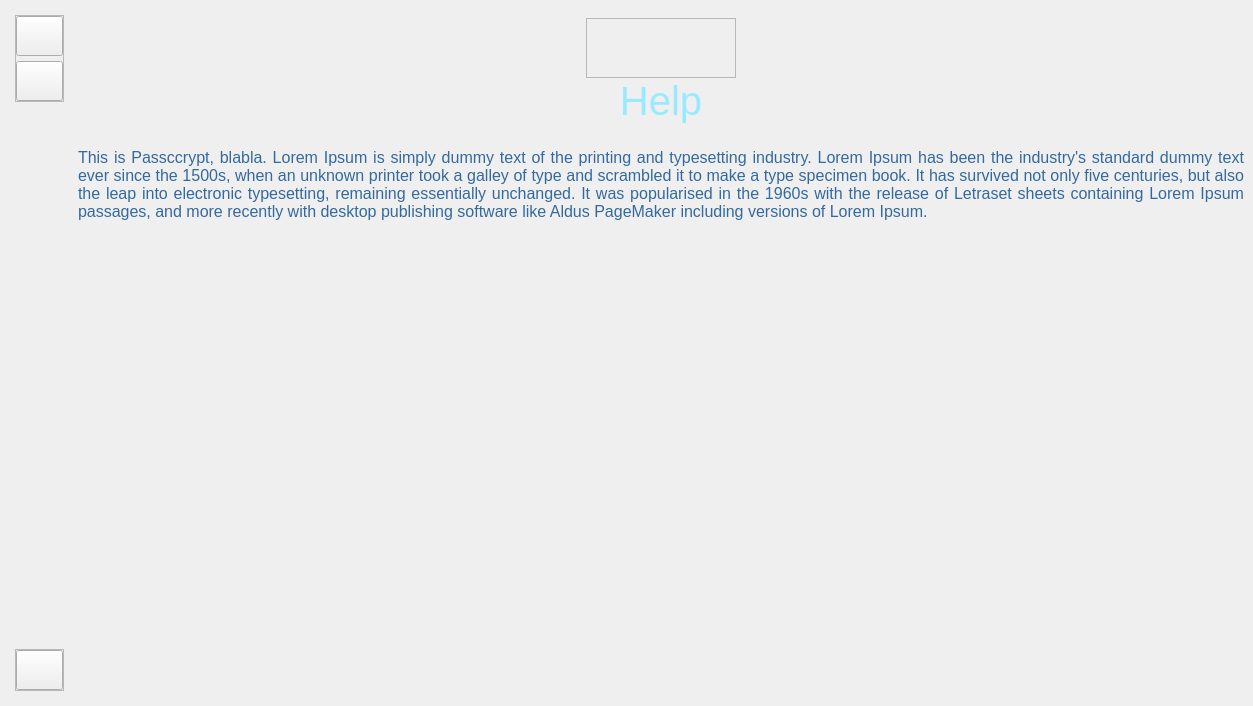
The window that mainwindow.ui (tiutcristian/Passcrypt) describes before a commit, drawn with Qt 5.
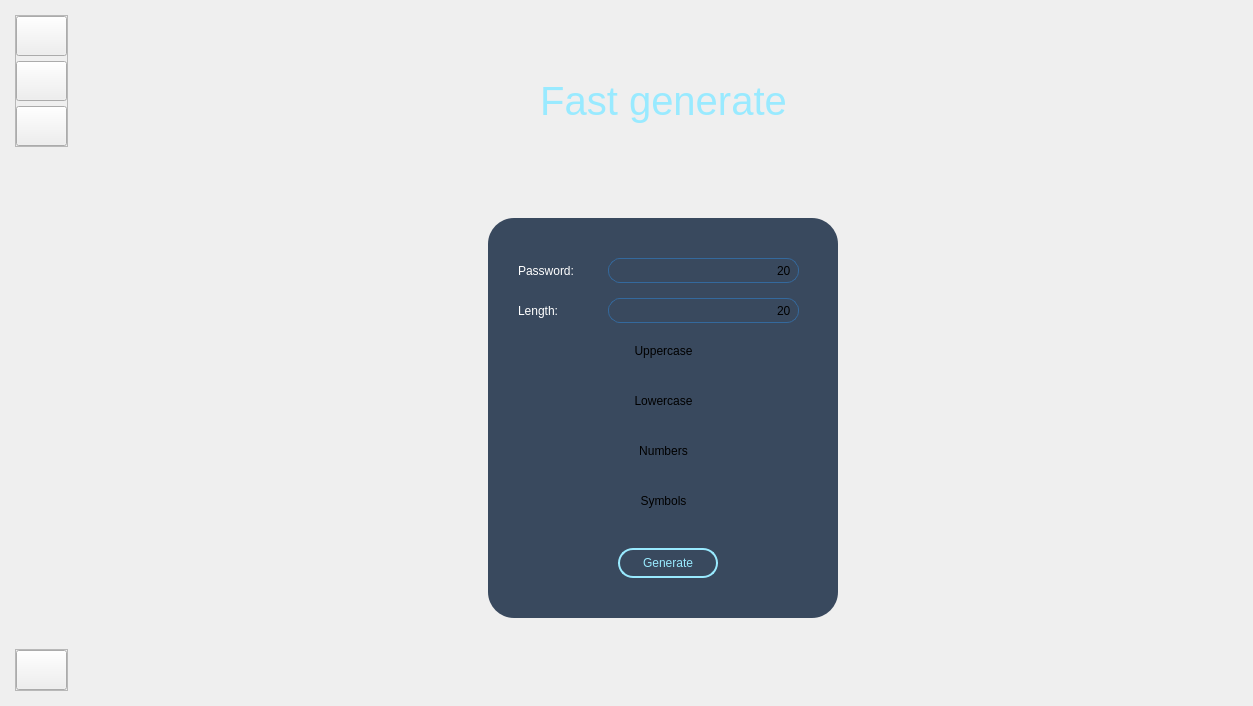
The same window after the commit. Icons and pictures are not drawn.

Commit message: fast generate UI architecture

Patch:
```diff
--- a/mainwindow.ui
+++ b/mainwindow.ui
@@ -156,7 +156,7 @@
                </property>
                <property name="font">
                 <font>
-                 <family>calibri 54</family>
+                 <family>Segoe UI</family>
                  <pointsize>12</pointsize>
                 </font>
                </property>
@@ -190,6 +190,32 @@
                </property>
               </widget>
              </item>
+             <item>
+              <widget class="QPushButton" name="plusButton">
+               <property name="minimumSize">
+                <size>
+                 <width>0</width>
+                 <height>40</height>
+                </size>
+               </property>
+               <property name="text">
+                <string/>
+               </property>
+               <property name="icon">
+                <iconset resource="resources.qrc">
+                 <normaloff>:/icons/icons/plus-circle.svg</normaloff>:/icons/icons/plus-circle.svg</iconset>
+               </property>
+               <property name="iconSize">
+                <size>
+                 <width>20</width>
+                 <height>20</height>
+                </size>
+               </property>
+               <property name="checkable">
+                <bool>true</bool>
+               </property>
+              </widget>
+             </item>
              <item>
               <widget class="QPushButton" name="databaseButton">
                <property name="minimumSize">
@@ -200,7 +226,7 @@
                </property>
                <property name="font">
                 <font>
-                 <family>calibri 54</family>
+                 <family>Segoe UI</family>
                  <pointsize>12</pointsize>
                 </font>
                </property>
@@ -281,7 +307,7 @@
                </property>
                <property name="font">
                 <font>
-                 <family>calibri 54</family>
+                 <family>Segoe UI</family>
                  <pointsize>12</pointsize>
                 </font>
                </property>
@@ -339,7 +365,7 @@
        <item row="0" column="0">
         <widget class="QStackedWidget" name="stackedWidget">
          <property name="currentIndex">
-          <number>2</number>
+          <number>1</number>
          </property>
          <widget class="QWidget" name="homePage">
           <layout class="QVBoxLayout" name="verticalLayout_5">
@@ -656,6 +682,478 @@
            </item>
           </layout>
          </widget>
+         <widget class="QWidget" name="plusPage">
+          <layout class="QVBoxLayout" name="verticalLayout_12">
+           <item alignment="Qt::AlignTop">
+            <widget class="QWidget" name="databaseTopWidget_3" native="true">
+             <layout class="QGridLayout" name="gridLayout_7">
+              <property name="verticalSpacing">
+               <number>0</number>
+              </property>
+              <item row="0" column="0">
+               <spacer name="horizontalSpacer_9">
+                <property name="orientation">
+                 <enum>Qt::Horizontal</enum>
+                </property>
+                <property name="sizeHint" stdset="0">
+                 <size>
+                  <width>412</width>
+                  <height>20</height>
+                 </size>
+                </property>
+               </spacer>
+              </item>
+              <item row="0" column="1">
+               <widget class="QFrame" name="logoFrame_4">
+                <property name="minimumSize">
+                 <size>
+                  <width>150</width>
+                  <height>60</height>
+                 </size>
+                </property>
+                <property name="styleSheet">
+                 <string notr="true">image: url(:/images/Passcrypt logo.png);
+border: none;</string>
+                </property>
+                <property name="frameShape">
+                 <enum>QFrame::StyledPanel</enum>
+                </property>
+                <property name="frameShadow">
+                 <enum>QFrame::Raised</enum>
+                </property>
+               </widget>
+              </item>
+              <item row="0" column="2">
+               <spacer name="horizontalSpacer_14">
+                <property name="orientation">
+                 <enum>Qt::Horizontal</enum>
+                </property>
+                <property name="sizeHint" stdset="0">
+                 <size>
+                  <width>412</width>
+                  <height>20</height>
+                 </size>
+                </property>
+               </spacer>
+              </item>
+              <item row="1" column="1">
+               <widget class="QLabel" name="label_3">
+                <property name="font">
+                 <font>
+                  <family>Segoe UI</family>
+                  <pointsize>30</pointsize>
+                  <weight>50</weight>
+                  <italic>false</italic>
+                  <bold>false</bold>
+                 </font>
+                </property>
+                <property name="styleSheet">
+                 <string notr="true">color: rgb(153, 234, 255);
+</string>
+                </property>
+                <property name="text">
+                 <string>Fast generate</string>
+                </property>
+                <property name="alignment">
+                 <set>Qt::AlignCenter</set>
+                </property>
+               </widget>
+              </item>
+             </layout>
+            </widget>
+           </item>
+           <item>
+            <widget class="QWidget" name="widget" native="true">
+             <property name="sizePolicy">
+              <sizepolicy hsizetype="Preferred" vsizetype="Expanding">
+               <horstretch>0</horstretch>
+               <verstretch>0</verstretch>
+              </sizepolicy>
+             </property>
+             <layout class="QGridLayout" name="gridLayout_8">
+              <item row="0" column="1">
+               <spacer name="verticalSpacer_7">
+                <property name="orientation">
+                 <enum>Qt::Vertical</enum>
+                </property>
+                <property name="sizeHint" stdset="0">
+                 <size>
+                  <width>20</width>
+                  <height>57</height>
+                 </size>
+                </property>
+               </spacer>
+              </item>
+              <item row="1" column="0">
+               <spacer name="horizontalSpacer_15">
+                <property name="orientation">
+                 <enum>Qt::Horizontal</enum>
+                </property>
+                <property name="sizeHint" stdset="0">
+                 <size>
+                  <width>418</width>
+                  <height>20</height>
+                 </size>
+                </property>
+               </spacer>
+              </item>
+              <item row="1" column="1">
+               <widget class="QWidget" name="widget_3" native="true">
+                <property name="minimumSize">
+                 <size>
+                  <width>350</width>
+                  <height>400</height>
+                 </size>
+                </property>
+                <property name="maximumSize">
+                 <size>
+                  <width>350</width>
+                  <height>400</height>
+                 </size>
+                </property>
+                <property name="styleSheet">
+                 <string notr="true">background-color: rgb(57, 73, 94);
+border-radius: 26;</string>
+                </property>
+                <widget class="QPushButton" name="regenerateButton">
+                 <property name="geometry">
+                  <rect>
+                   <x>130</x>
+                   <y>330</y>
+                   <width>100</width>
+                   <height>30</height>
+                  </rect>
+                 </property>
+                 <property name="sizePolicy">
+                  <sizepolicy hsizetype="Minimum" vsizetype="Fixed">
+                   <horstretch>0</horstretch>
+                   <verstretch>0</verstretch>
+                  </sizepolicy>
+                 </property>
+                 <property name="minimumSize">
+                  <size>
+                   <width>100</width>
+                   <height>30</height>
+                  </size>
+                 </property>
+                 <property name="maximumSize">
+                  <size>
+                   <width>100</width>
+                   <height>30</height>
+                  </size>
+                 </property>
+                 <property name="font">
+                  <font>
+                   <family>Segoe UI</family>
+                   <pointsize>9</pointsize>
+                   <weight>50</weight>
+                   <italic>false</italic>
+                   <bold>false</bold>
+                  </font>
+                 </property>
+                 <property name="styleSheet">
+                  <string notr="true">QPushButton{
+	border-radius: 15px;
+	border: 2px solid #99EAFF;
+	color: rgb(153, 234, 255);
+	background-color: rgb(57, 73, 94);
+}
+
+QPushButton:hover{
+	border: 2px solid #c9f4ff;
+	color: #c9f4ff;
+}
+
+QPushButton:pressed{
+	border: 2px solid #99EAFF;
+	color: rgb(153, 234, 255);
+}</string>
+                 </property>
+                 <property name="text">
+                  <string>Generate</string>
+                 </property>
+                </widget>
+                <widget class="QPushButton" name="numbersButton">
+                 <property name="geometry">
+                  <rect>
+                   <x>120</x>
+                   <y>220</y>
+                   <width>111</width>
+                   <height>25</height>
+                  </rect>
+                 </property>
+                 <property name="sizePolicy">
+                  <sizepolicy hsizetype="Minimum" vsizetype="Fixed">
+                   <horstretch>0</horstretch>
+                   <verstretch>0</verstretch>
+                  </sizepolicy>
+                 </property>
+                 <property name="minimumSize">
+                  <size>
+                   <width>0</width>
+                   <height>0</height>
+                  </size>
+                 </property>
+                 <property name="maximumSize">
+                  <size>
+                   <width>16777215</width>
+                   <height>16777215</height>
+                  </size>
+                 </property>
+                 <property name="font">
+                  <font>
+                   <family>Segoe UI</family>
+                   <pointsize>9</pointsize>
+                   <weight>50</weight>
+                   <italic>false</italic>
+                   <bold>false</bold>
+                  </font>
+                 </property>
+                 <property name="styleSheet">
+                  <string notr="true"/>
+                 </property>
+                 <property name="text">
+                  <string>Numbers</string>
+                 </property>
+                </widget>
+                <widget class="QPushButton" name="symbolsButton">
+                 <property name="geometry">
+                  <rect>
+                   <x>120</x>
+                   <y>270</y>
+                   <width>111</width>
+                   <height>25</height>
+                  </rect>
+                 </property>
+                 <property name="sizePolicy">
+                  <sizepolicy hsizetype="Minimum" vsizetype="Fixed">
+                   <horstretch>0</horstretch>
+                   <verstretch>0</verstretch>
+                  </sizepolicy>
+                 </property>
+                 <property name="minimumSize">
+                  <size>
+                   <width>0</width>
+                   <height>0</height>
+                  </size>
+                 </property>
+                 <property name="maximumSize">
+                  <size>
+                   <width>16777215</width>
+                   <height>16777215</height>
+                  </size>
+                 </property>
+                 <property name="font">
+                  <font>
+                   <family>Segoe UI</family>
+                   <pointsize>9</pointsize>
+                   <weight>50</weight>
+                   <italic>false</italic>
+                   <bold>false</bold>
+                  </font>
+                 </property>
+                 <property name="styleSheet">
+                  <string notr="true"/>
+                 </property>
+                 <property name="text">
+                  <string>Symbols</string>
+                 </property>
+                </widget>
+                <widget class="QPushButton" name="lowerButton">
+                 <property name="geometry">
+                  <rect>
+                   <x>120</x>
+                   <y>170</y>
+                   <width>111</width>
+                   <height>25</height>
+                  </rect>
+                 </property>
+                 <property name="sizePolicy">
+                  <sizepolicy hsizetype="Minimum" vsizetype="Fixed">
+                   <horstretch>0</horstretch>
+                   <verstretch>0</verstretch>
+                  </sizepolicy>
+                 </property>
+                 <property name="minimumSize">
+                  <size>
+                   <width>0</width>
+                   <height>0</height>
+                  </size>
+                 </property>
+                 <property name="maximumSize">
+                  <size>
+                   <width>16777215</width>
+                   <height>16777215</height>
+                  </size>
+                 </property>
+                 <property name="font">
+                  <font>
+                   <family>Segoe UI</family>
+                   <pointsize>9</pointsize>
+                   <weight>50</weight>
+                   <italic>false</italic>
+                   <bold>false</bold>
+                  </font>
+                 </property>
+                 <property name="styleSheet">
+                  <string notr="true"/>
+                 </property>
+                 <property name="text">
+                  <string>Lowercase</string>
+                 </property>
+                </widget>
+                <widget class="QPushButton" name="upperButton">
+                 <property name="geometry">
+                  <rect>
+                   <x>120</x>
+                   <y>120</y>
+                   <width>111</width>
+                   <height>25</height>
+                  </rect>
+                 </property>
+                 <property name="sizePolicy">
+                  <sizepolicy hsizetype="Minimum" vsizetype="Fixed">
+                   <horstretch>0</horstretch>
+                   <verstretch>0</verstretch>
+                  </sizepolicy>
+                 </property>
+                 <property name="minimumSize">
+                  <size>
+                   <width>0</width>
+                   <height>0</height>
+                  </size>
+                 </property>
+                 <property name="maximumSize">
+                  <size>
+                   <width>16777215</width>
+                   <height>16777215</height>
+                  </size>
+                 </property>
+                 <property name="font">
+                  <font>
+                   <family>Segoe UI</family>
+                   <pointsize>9</pointsize>
+                   <weight>50</weight>
+                   <italic>false</italic>
+                   <bold>false</bold>
+                  </font>
+                 </property>
+                 <property name="styleSheet">
+                  <string notr="true"/>
+                 </property>
+                 <property name="text">
+                  <string>Uppercase</string>
+                 </property>
+                </widget>
+                <widget class="QLabel" name="lengthLabel">
+                 <property name="geometry">
+                  <rect>
+                   <x>30</x>
+                   <y>80</y>
+                   <width>51</width>
+                   <height>25</height>
+                  </rect>
+                 </property>
+                 <property name="text">
+                  <string>Length:</string>
+                 </property>
+                </widget>
+                <widget class="QLineEdit" name="lengthLineEdit">
+                 <property name="geometry">
+                  <rect>
+                   <x>120</x>
+                   <y>80</y>
+                   <width>191</width>
+                   <height>25</height>
+                  </rect>
+                 </property>
+                 <property name="styleSheet">
+                  <string notr="true">background-color: rgb(57, 73, 94);
+border: 1px solid #34699D;
+border-radius: 12px;
+padding-right: 4px;</string>
+                 </property>
+                 <property name="text">
+                  <string>20</string>
+                 </property>
+                 <property name="alignment">
+                  <set>Qt::AlignRight|Qt::AlignTrailing|Qt::AlignVCenter</set>
+                 </property>
+                 <property name="placeholderText">
+                  <string/>
+                 </property>
+                </widget>
+                <widget class="QLabel" name="lengthLabel_2">
+                 <property name="geometry">
+                  <rect>
+                   <x>30</x>
+                   <y>40</y>
+                   <width>61</width>
+                   <height>25</height>
+                  </rect>
+                 </property>
+                 <property name="text">
+                  <string>Password:</string>
+                 </property>
+                </widget>
+                <widget class="QLineEdit" name="lengthLineEdit_2">
+                 <property name="geometry">
+                  <rect>
+                   <x>120</x>
+                   <y>40</y>
+                   <width>191</width>
+                   <height>25</height>
+                  </rect>
+                 </property>
+                 <property name="styleSheet">
+                  <string notr="true">background-color: rgb(57, 73, 94);
+border: 1px solid #34699D;
+border-radius: 12px;
+padding-right: 4px;</string>
+                 </property>
+                 <property name="text">
+                  <string>20</string>
+                 </property>
+                 <property name="alignment">
+                  <set>Qt::AlignRight|Qt::AlignTrailing|Qt::AlignVCenter</set>
+                 </property>
+                 <property name="placeholderText">
+                  <string/>
+                 </property>
+                </widget>
+               </widget>
+              </item>
+              <item row="1" column="2">
+               <spacer name="horizontalSpacer_16">
+                <property name="orientation">
+                 <enum>Qt::Horizontal</enum>
+                </property>
+                <property name="sizeHint" stdset="0">
+                 <size>
+                  <width>417</width>
+                  <height>20</height>
+                 </size>
+                </property>
+               </spacer>
+              </item>
+              <item row="2" column="1">
+               <spacer name="verticalSpacer_8">
+                <property name="orientation">
+                 <enum>Qt::Vertical</enum>
+                </property>
+                <property name="sizeHint" stdset="0">
+                 <size>
+                  <width>20</width>
+                  <height>57</height>
+                 </size>
+                </property>
+               </spacer>
+              </item>
+             </layout>
+            </widget>
+           </item>
+          </layout>
+         </widget>
          <widget class="QWidget" name="databasePage">
           <layout class="QVBoxLayout" name="verticalLayout_6">
            <property name="spacing">
```
Left out of the diff: 10 changed lines with no effect on the pictures. The commit also changes 3 other files.
